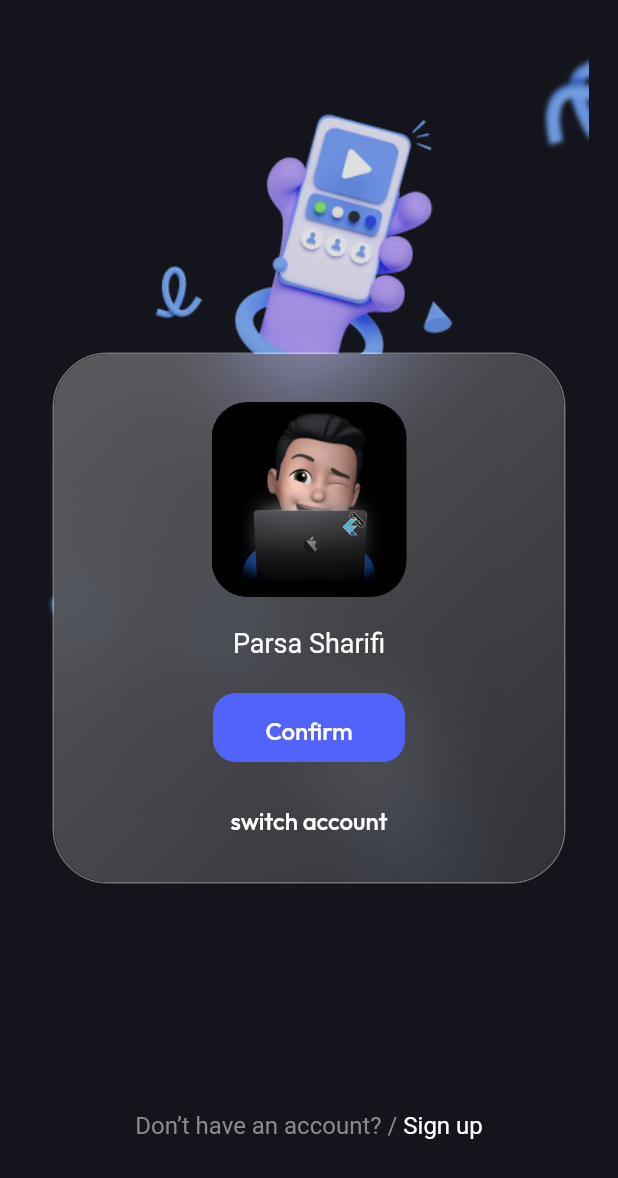
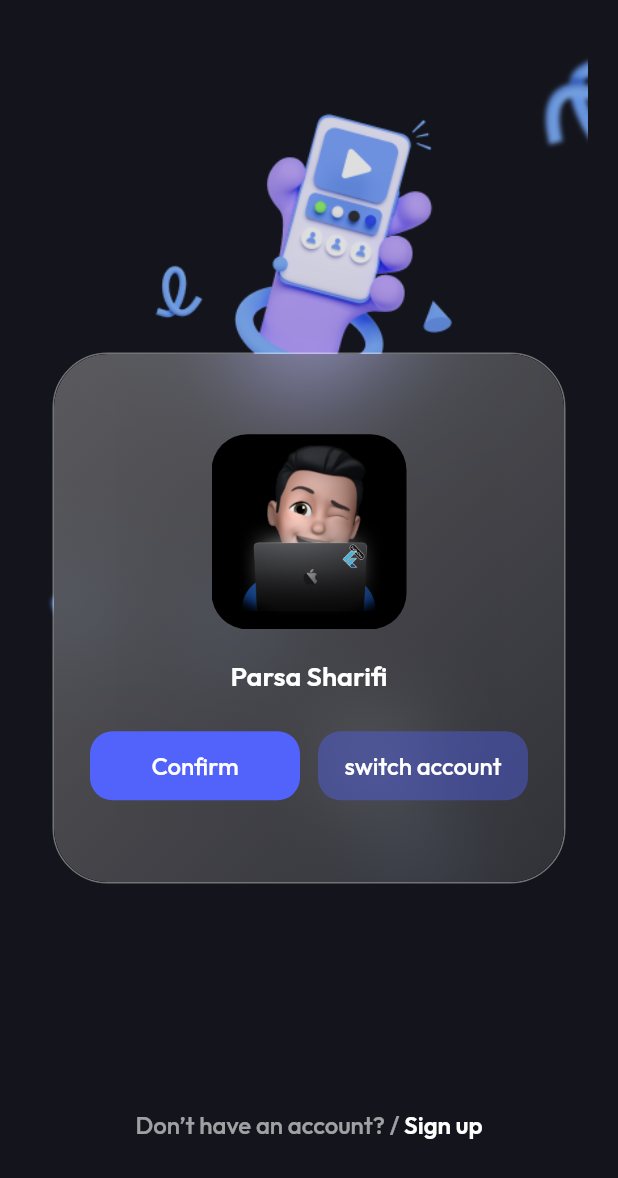
Before and after one commit to ZhiaDev/foodgram, a Flutter app: the screen it shows after launch, on a phone screen of 412 x 824 dp. Shown: the top 1178 px of the screen. Run offline on Flutter 3.47's test engine with Material 2 defaults, Android fonts, the phone set to English and light mode, and no system bars; our stand-ins replace dotted_border, flutter_svg, google_fonts; Roboto replaces fonts that are missing (Gilroy-bold).

Commit message:
Some changes in buttons and fonts

```diff
--- a/lib/screens/switch.dart
+++ b/lib/screens/switch.dart
@@ -1,5 +1,6 @@
 import 'dart:ui';
 import 'package:flutter/material.dart';
+import 'package:google_fonts/google_fonts.dart';
 
 class SwitchAccountScreen extends StatelessWidget {
   const SwitchAccountScreen({super.key});
@@ -40,20 +41,24 @@ class SwitchAccountScreen extends StatelessWidget {
             children: [
               Text(
                 'Don’t have an account? / ',
-                style: TextStyle(
+                style: GoogleFonts.outfit(
+                  textStyle: TextStyle(
                     fontSize: 16,
-                  fontFamily: 'Gilroy-bold',
-                  color: Color(0xFF898A8D),
+                    fontWeight: FontWeight.w500,
+                    color: Color(0xFFFFFFFF).withOpacity(0.6),
+                  ),
                 ),
               ),
               Text(
                 'Sign up',
-                style: TextStyle(
+                style: GoogleFonts.outfit(
+                  textStyle: TextStyle(
                     fontSize: 16,
-                  fontFamily: 'Gilroy-bold',
-                  color: Color(0xFFFFFFFF),
+                    fontWeight: FontWeight.w600,
+                    color: Colors.white,
                   ),
-              )
+                ),
+              ),
             ],
           ),
         )
@@ -95,9 +100,12 @@ class SwitchAccountScreen extends StatelessWidget {
                       ],
                     ),
                   ),
+
+                  // Box Content
                   child: Column(
+                    mainAxisAlignment: MainAxisAlignment.center,
                     children: [
-                      SizedBox(height: 32),
+                      // Avatar Picture
                       ClipRRect(
                         borderRadius: BorderRadius.circular(24),
                         child: Image(
@@ -108,19 +116,28 @@ class SwitchAccountScreen extends StatelessWidget {
                         ),
                       ),
                       SizedBox(height: 20),
+
+                      // Name Of User
                       Text(
                         'Parsa Sharifi',
-                        style: TextStyle(
-                          fontFamily: 'Gilroy-bold',
+                        style: GoogleFonts.outfit(
+                          textStyle: TextStyle(
                             fontSize: 18,
+                            fontWeight: FontWeight.w600,
                             color: Colors.white,
                           ),
                         ),
-                      SizedBox(height: 22),
-                      TextButton(
+                      ),
+
+                      // Button: Confrim and Switch Account
+                      Padding(
+                        padding: const EdgeInsets.fromLTRB(24, 24, 24, 0),
+                        child: Row(
+                          mainAxisAlignment: MainAxisAlignment.center,
+                          children: [
+                            Expanded(
+                              child: TextButton(
                                 onPressed: () {},
-                        child: Padding(
-                          padding: const EdgeInsets.only(top: 4),
                                 child: Text(
                                   'Confirm',
                                   style: TextStyle(
@@ -129,24 +146,27 @@ class SwitchAccountScreen extends StatelessWidget {
                                 ),
                               ),
                             ),
-                      SizedBox(height: 12),
-                      TextButton(
+                            SizedBox(width: 12),
+                            Expanded(
+                              child: TextButton(
                                 style: TextButton.styleFrom(
-                          minimumSize: Size(170, 46),
-                          backgroundColor: Colors.transparent,
+                                  backgroundColor:
+                                      Color(0xFF5263FC).withOpacity(0.4),
                                 ),
                                 onPressed: () {},
-                        child: Padding(
-                          padding: const EdgeInsets.only(top: 4),
                                 child: Text(
                                   'switch account',
                                   style: TextStyle(
-
                                     color: Colors.white,
                                   ),
                                 ),
                               ),
                             ),
+                          ],
+                        ),
+                      ),
+
+                      // End Column
                     ],
                   ),
                 ),
```
Lines whose indentation alone changed are shown as unchanged.
